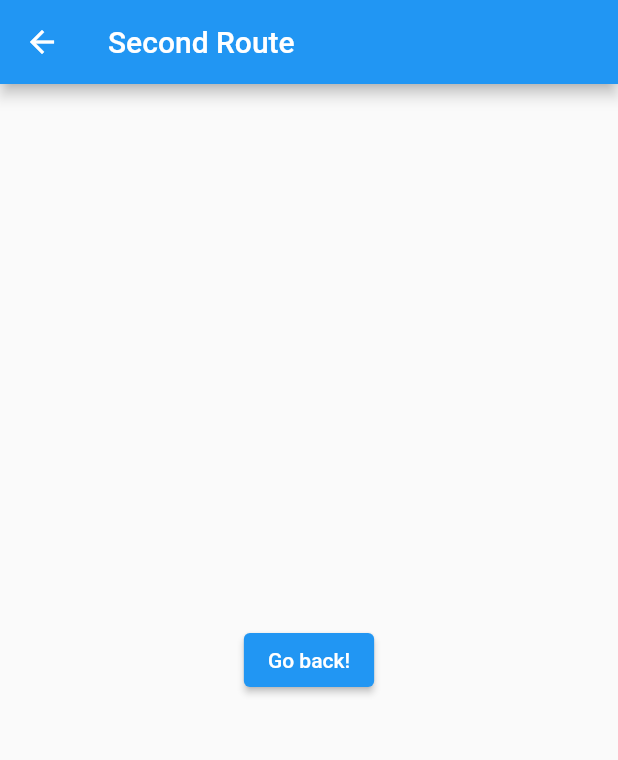
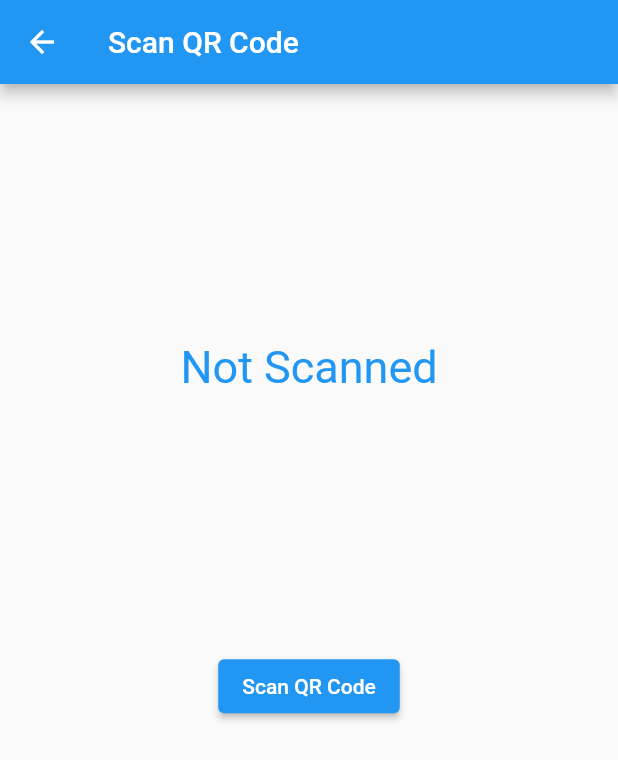
Before and after one commit to TweshaSatia/Flutter_Events_BruteForce, a Flutter app: the Home screen opened by its route, after a tap on "Expand your network", on a phone screen of 412 x 824 dp. Shown: the top 760 px of the screen. Run offline on Flutter 3.47's test engine with Material 2 defaults, Android fonts, the phone set to English and light mode, and no system bars; our stand-ins replace barcode_widget, get_storage; missing offline and left inert: flutter_barcode_scanner; accounts and stored records are empty.

Commit message:
QR scanning integrated

```diff
--- a/CodeBase/lib/home.dart
+++ b/CodeBase/lib/home.dart
@@ -37,10 +37,7 @@ class _CreateScreenState extends State<Home> {
           // link
           ElevatedButton(
             onPressed: () {
-              Navigator.push(
-                context,
-                MaterialPageRoute(builder: (context) => const SecondRoute()),
-              );
+              Navigator.pushNamed(context, 'scan');
             },
             child: Text('Expand your network'),
           ),
--- a/CodeBase/lib/main.dart
+++ b/CodeBase/lib/main.dart
@@ -1,6 +1,7 @@
 import 'package:flutter/material.dart';
 import 'package:linkedinconnector/registration.dart';
 import 'package:linkedinconnector/home.dart';
+import 'package:linkedinconnector/scan.dart';
 
 void main() {
   runApp(MaterialApp(
@@ -9,6 +10,7 @@ void main() {
     routes: {
       'register': (context) => MyRegister(),
       'home': (context) => Home(),
+      'scan': (context) => ScanScreen()
     },
   ));
 }
--- /dev/null
+++ b/CodeBase/lib/scan.dart
@@ -0,0 +1,51 @@
+import 'package:flutter/material.dart';
+import 'package:flutter_barcode_scanner/flutter_barcode_scanner.dart';
+
+class ScanScreen extends StatefulWidget {
+  @override
+  _ScanScreenState createState() => _ScanScreenState();
+}
+
+class _ScanScreenState extends State<ScanScreen> {
+  double height = 100, width = 100;
+  String qrString = "Not Scanned";
+  @override
+  Widget build(BuildContext context) {
+    height = MediaQuery.of(context).size.height;
+    width = MediaQuery.of(context).size.width;
+    return Scaffold(
+      appBar: AppBar(
+        title: Text("Scan QR Code"),
+      ),
+      body: Column(
+        mainAxisAlignment: MainAxisAlignment.spaceEvenly,
+        children: [
+          Text(
+            qrString,
+            style: TextStyle(color: Colors.blue, fontSize: 30),
+          ),
+          ElevatedButton(
+            onPressed: scanQR,
+            child: Text("Scan QR Code"),
+          ),
+          SizedBox(width: width),
+        ],
+      ),
+    );
+  }
+
+  Future<void> scanQR() async {
+    try {
+      FlutterBarcodeScanner.scanBarcode("#2A99CF", "Cancel", true, ScanMode.QR)
+          .then((value) {
+        setState(() {
+          qrString = value;
+        });
+      });
+    } catch (e) {
+      setState(() {
+        qrString = "unable to read the qr";
+      });
+    }
+  }
+}
--- a/CodeBase/pubspec.yaml
+++ b/CodeBase/pubspec.yaml
@@ -33,6 +33,8 @@ dependencies:
     sdk: flutter
   get_storage: ^2.0.3
   barcode_widget: ^1.5.0
+    # scan QR Code
+  flutter_barcode_scanner: ^1.0.1
 
   # The following adds the Cupertino Icons font to your application.
   # Use with the CupertinoIcons class for iOS style icons.
```
Also changed, not shown: CodeBase/pubspec.lock, 1 other file.
